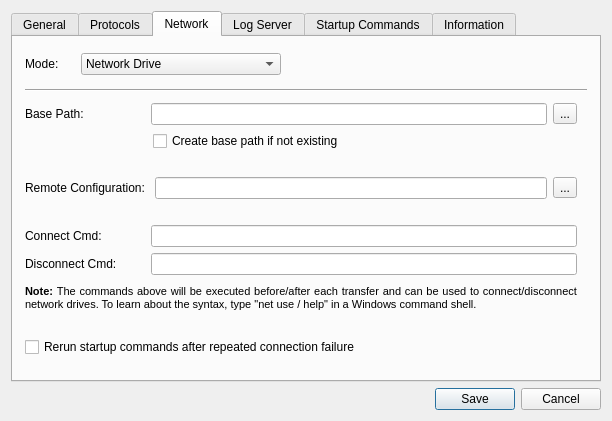
Old version of the form Client/rds_configurationwindow.ui in the repository WillForan/yarraclient.
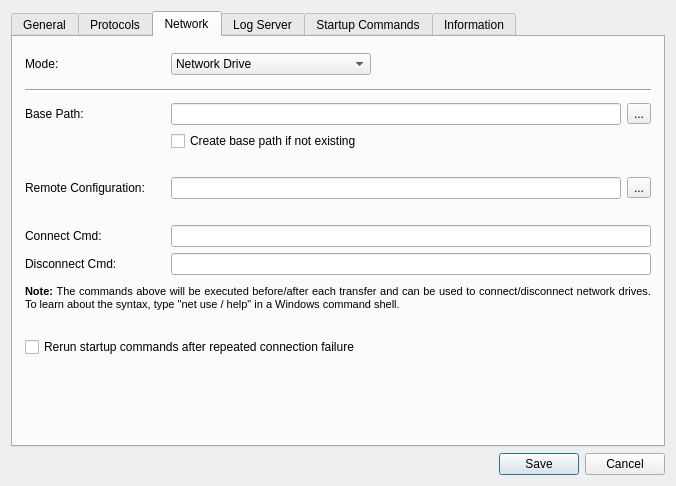
New version of the form. The open tabs and pages were chosen to show the change. Icons and pictures are not drawn.

Commit message: RDS: Small UI changes. YCT: Suport for XA30 and XA31

Patch:
```diff
--- a/Client/rds_configurationwindow.ui
+++ b/Client/rds_configurationwindow.ui
@@ -6,8 +6,8 @@
    <rect>
     <x>0</x>
     <y>0</y>
-    <width>612</width>
-    <height>410</height>
+    <width>676</width>
+    <height>486</height>
    </rect>
   </property>
   <property name="windowTitle">
@@ -605,7 +605,7 @@
           <widget class="QLabel" name="label_13">
            <property name="minimumSize">
             <size>
-             <width>50</width>
+             <width>140</width>
              <height>0</height>
             </size>
            </property>
@@ -693,7 +693,7 @@
                 <widget class="QLabel" name="label_14">
                  <property name="minimumSize">
                   <size>
-                   <width>120</width>
+                   <width>140</width>
                    <height>0</height>
                   </size>
                  </property>
@@ -740,7 +740,7 @@
                 <number>0</number>
                </property>
                <property name="leftMargin">
-                <number>128</number>
+                <number>146</number>
                </property>
                <item>
                 <widget class="QCheckBox" name="networkDriveCreatePath">
@@ -776,7 +776,7 @@
                 <widget class="QLabel" name="networkRemoteConfigLabel">
                  <property name="minimumSize">
                   <size>
-                   <width>120</width>
+                   <width>140</width>
                    <height>0</height>
                   </size>
                  </property>
@@ -819,7 +819,7 @@
                 <widget class="QLabel" name="label_17">
                  <property name="minimumSize">
                   <size>
-                   <width>120</width>
+                   <width>140</width>
                    <height>0</height>
                   </size>
                  </property>
@@ -842,7 +842,7 @@
                 <widget class="QLabel" name="networkDriveDisconnectCmdLabel">
                  <property name="minimumSize">
                   <size>
-                   <width>120</width>
+                   <width>140</width>
                    <height>0</height>
                   </size>
                  </property>
@@ -1016,22 +1016,6 @@
            </widget>
           </widget>
          </item>
-         <item>
-          <spacer name="horizontalSpacer_4">
-           <property name="orientation">
-            <enum>Qt::Horizontal</enum>
-           </property>
-           <property name="sizeType">
-            <enum>QSizePolicy::Fixed</enum>
-           </property>
-           <property name="sizeHint" stdset="0">
-            <size>
-             <width>10</width>
-             <height>20</height>
-            </size>
-           </property>
-          </spacer>
-         </item>
         </layout>
        </item>
        <item>
```
Left out of the diff: 6 changed lines with no effect on the pictures. The commit also changes 3 other files.
